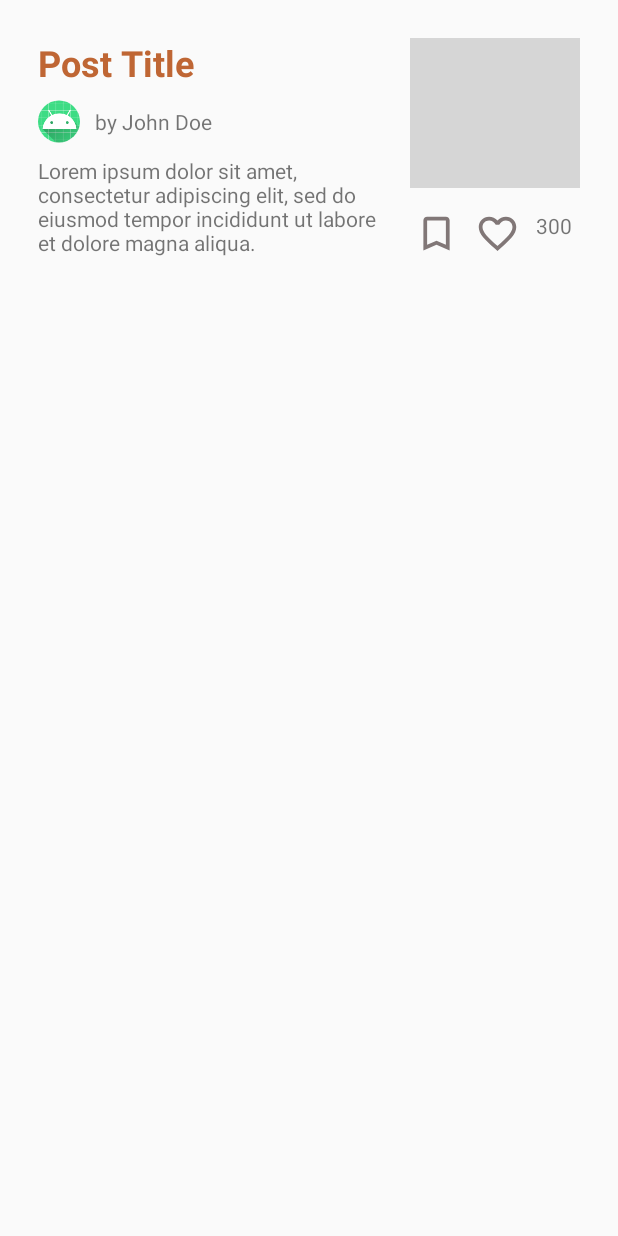
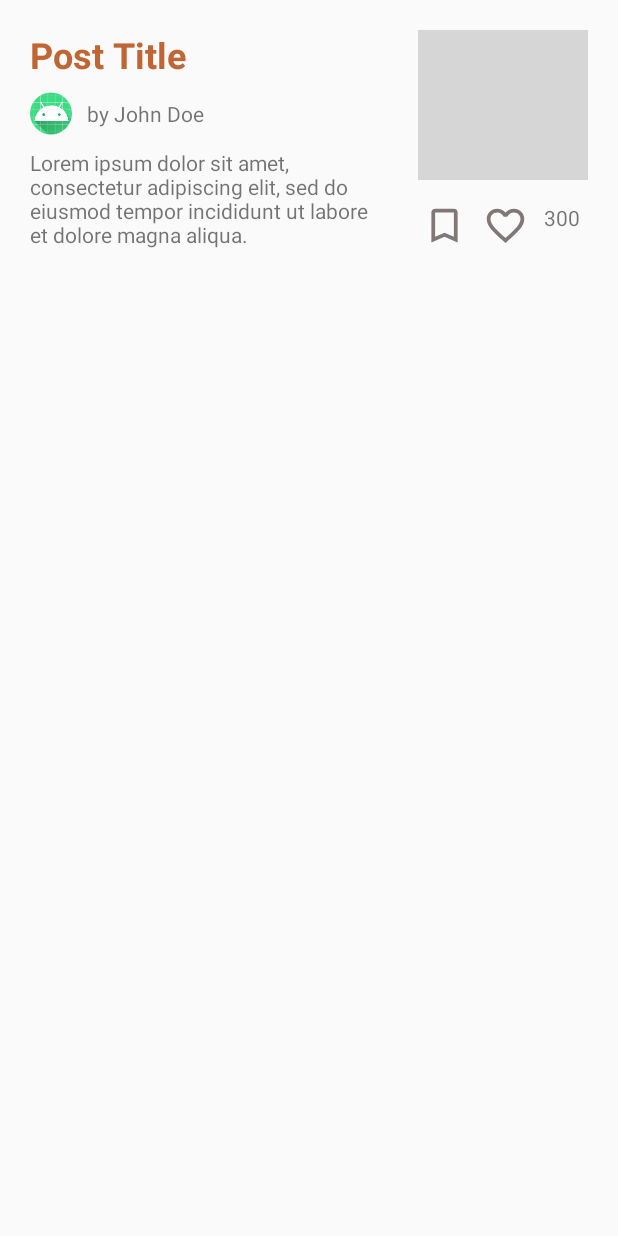
Before and after one commit to azurast/FrasaApp, an Android app: the layout post_item_profile.xml on its own in the app's theme, with its tools: preview values and no code run, on a phone screen of 412 x 824 dp. Run offline under Robolectric (Android 15) with nearby library versions, the phone set to English and light mode, and no system bars; grey boxes are pictures that could not be loaded.

Commit message:
-fixed post gap -show pp

```diff
--- a/app/src/main/java/com/labill/frasaapp/ui/profile/ProfileStoriesFragment.java
+++ b/app/src/main/java/com/labill/frasaapp/ui/profile/ProfileStoriesFragment.java
@@ -75,7 +75,7 @@ public class ProfileStoriesFragment extends Fragment {
         // Buat Akses Data user, in this case username
         //Log.d(TAG, "CurrentUserId : "+ currentUserId.toString());
         final DocumentReference documentReference = firebaseFirestore.collection("users").document(currentUserId.toString());
-        documentReference.get().addOnCompleteListener(new OnCompleteListener<DocumentSnapshot>() {
+       /* documentReference.get().addOnCompleteListener(new OnCompleteListener<DocumentSnapshot>() {
             @Override
             public void onComplete(@NonNull Task<DocumentSnapshot> task) {
                 if(task.isSuccessful()){
@@ -87,11 +87,11 @@ public class ProfileStoriesFragment extends Fragment {
                     }
                 }
             }
-        });
+        });*/
 
 
         // Query to Retrieve Stories that the current user writes
-        firebaseFirestore.collection("stories").whereEqualTo("author", userName).get().addOnCompleteListener(new OnCompleteListener<QuerySnapshot>() {
+        firebaseFirestore.collection("stories").whereEqualTo("author", currentUserId).get().addOnCompleteListener(new OnCompleteListener<QuerySnapshot>() {
             @Override
             public void onComplete(@NonNull Task<QuerySnapshot> task) {
                 Log.d(TAG, "Task executed");
--- a/app/src/main/res/layout/post_item.xml
+++ b/app/src/main/res/layout/post_item.xml
@@ -17,7 +17,6 @@
             android:layout_height="match_parent"
             android:orientation="vertical"
             android:paddingLeft="12dp"
-            android:paddingTop="10dp"
             android:paddingRight="12dp"
             android:paddingBottom="10dp">
 
--- a/app/src/main/res/layout/post_item_profile.xml
+++ b/app/src/main/res/layout/post_item_profile.xml
@@ -3,7 +3,9 @@
     xmlns:tools="http://schemas.android.com/tools"
     android:layout_width="match_parent"
     android:layout_height="wrap_content"
-    android:layout_margin="15dp"
+    android:layout_marginLeft="10dp"
+    android:layout_marginTop="10dp"
+    android:layout_marginRight="10dp"
     android:orientation="horizontal"
     android:padding="10dp">
 
```
Also changed, not shown: app/src/main/java/com/labill/frasaapp/StoriesListAdapter.java (+51 -1 lines).
